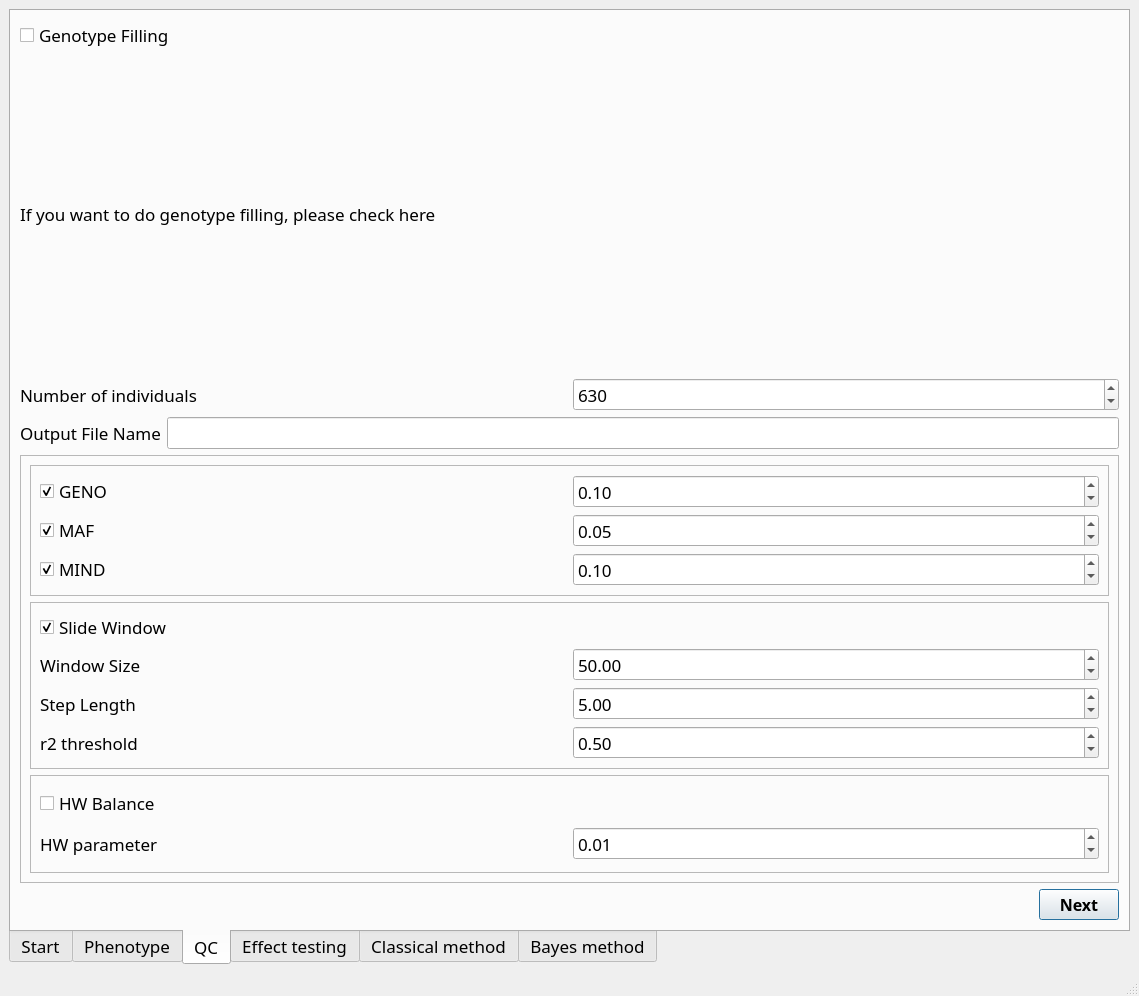
Above: mainwindow.ui from LiangBeam9810/AquaGS_GUI before the change. Below: the same form after it.
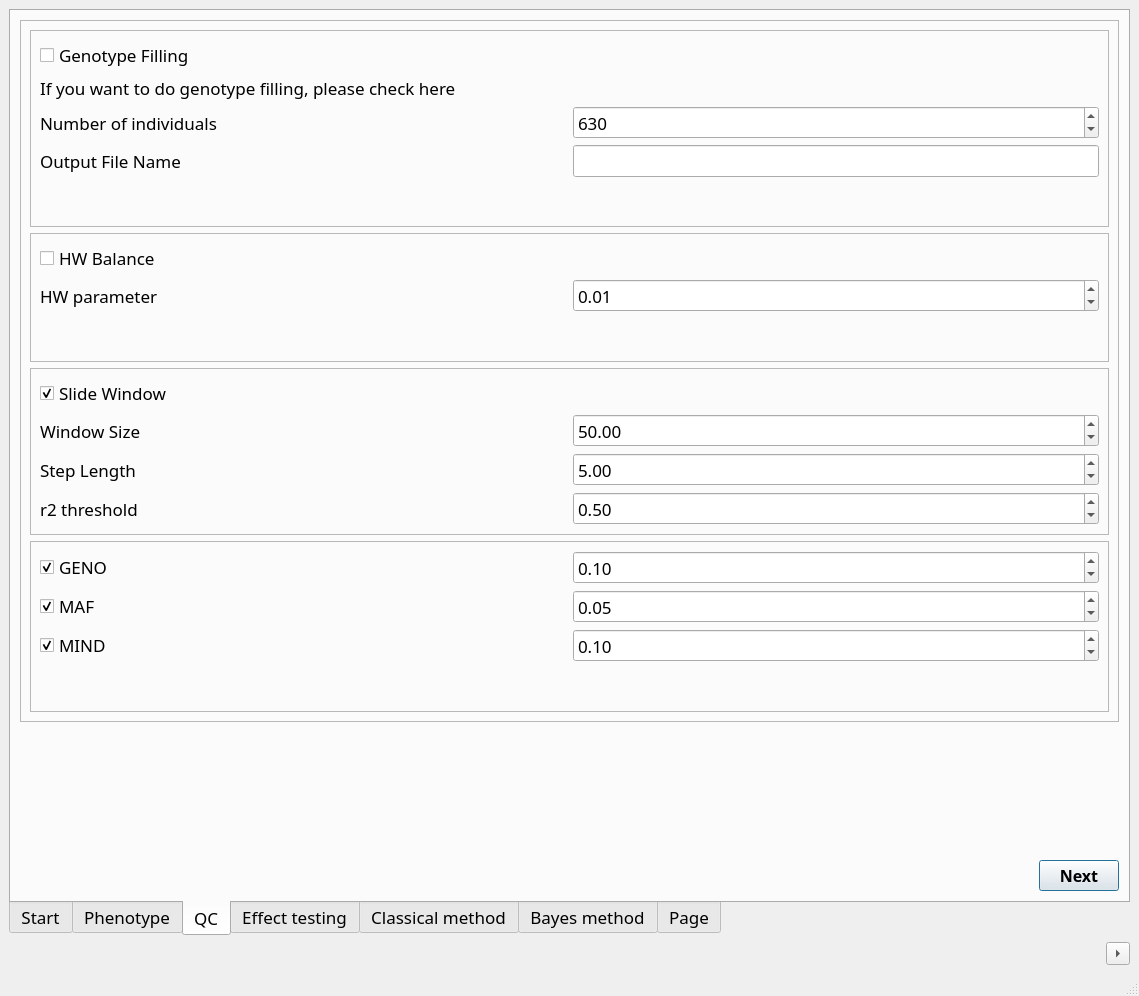
That is the form after the change. The open tabs and pages were chosen to show the change.

```diff
--- a/mainwindow.ui
+++ b/mainwindow.ui
@@ -19,8 +19,23 @@
      <family>Serif</family>
     </font>
    </property>
-   <layout class="QGridLayout" name="gridLayout_52">
-    <item row="0" column="0">
+   <layout class="QGridLayout" name="gridLayout_16">
+    <item row="1" column="0">
+     <layout class="QHBoxLayout" name="horizontalLayout_25">
+      <item>
+       <spacer name="horizontalSpacer_38">
+        <property name="orientation">
+         <enum>Qt::Horizontal</enum>
+        </property>
+        <property name="sizeHint" stdset="0">
+         <size>
+          <width>40</width>
+          <height>20</height>
+         </size>
+        </property>
+       </spacer>
+      </item>
+      <item>
      <widget class="QTabWidget" name="tabWidget">
       <property name="font">
        <font>
@@ -1377,152 +1392,67 @@
        <attribute name="title">
         <string>QC</string>
        </attribute>
-       <layout class="QGridLayout" name="gridLayout_15">
+         <layout class="QGridLayout" name="gridLayout_35">
         <item row="0" column="0">
-         <layout class="QVBoxLayout" name="verticalLayout_20">
-          <item>
-           <layout class="QVBoxLayout" name="verticalLayout_21">
-            <item>
-             <widget class="QCheckBox" name="genofillcheckBox">
-              <property name="text">
-               <string>Genotype Filling</string>
-              </property>
-              <property name="checked">
-               <bool>false</bool>
-              </property>
-             </widget>
-            </item>
-            <item>
-             <widget class="QLabel" name="label_45">
-              <property name="text">
-               <string>If you want to do genotype filling, please check here</string>
-              </property>
-             </widget>
-            </item>
-           </layout>
-          </item>
-          <item>
-           <layout class="QHBoxLayout" name="horizontalLayout_37">
-            <item>
-             <widget class="QLabel" name="label_48">
-              <property name="text">
-               <string>Number of individuals</string>
-              </property>
-             </widget>
-            </item>
-            <item>
-             <widget class="QSpinBox" name="genofill_spinBox">
-              <property name="maximum">
-               <number>9999</number>
-              </property>
-              <property name="value">
-               <number>630</number>
-              </property>
-             </widget>
-            </item>
-           </layout>
-          </item>
-          <item>
-           <layout class="QHBoxLayout" name="horizontalLayout_35">
-            <item>
-             <widget class="QLabel" name="label_46">
-              <property name="text">
-               <string>Output File Name</string>
-              </property>
-             </widget>
-            </item>
-            <item>
-             <widget class="QLineEdit" name="genofill_output_lineEdit"/>
-            </item>
-           </layout>
-          </item>
-         </layout>
-        </item>
-        <item row="1" column="0">
-         <widget class="QFrame" name="frame">
-          <property name="frameShape">
-           <enum>QFrame::StyledPanel</enum>
-          </property>
-          <property name="frameShadow">
-           <enum>QFrame::Raised</enum>
-          </property>
-          <layout class="QGridLayout" name="gridLayout_21">
-           <item row="0" column="0">
-            <layout class="QGridLayout" name="gridLayout_12">
-             <item row="0" column="0">
-              <widget class="QFrame" name="frame_2">
-               <property name="frameShape">
-                <enum>QFrame::StyledPanel</enum>
-               </property>
-               <property name="frameShadow">
-                <enum>QFrame::Raised</enum>
-               </property>
-               <layout class="QGridLayout" name="gridLayout_19">
-                <item row="0" column="0">
-                 <widget class="QCheckBox" name="genocheckBox">
-                  <property name="text">
-                   <string>GENO</string>
-                  </property>
-                  <property name="checked">
-                   <bool>true</bool>
-                  </property>
-                 </widget>
-                </item>
-                <item row="0" column="1">
-                 <widget class="QDoubleSpinBox" name="genodoubleSpinBox">
-                  <property name="singleStep">
-                   <double>0.100000000000000</double>
-                  </property>
-                  <property name="value">
-                   <double>0.100000000000000</double>
-                  </property>
-                 </widget>
-                </item>
-                <item row="1" column="0">
-                 <widget class="QCheckBox" name="mafcheckBox">
-                  <property name="text">
-                   <string>MAF</string>
-                  </property>
-                  <property name="checked">
-                   <bool>true</bool>
-                  </property>
-                 </widget>
-                </item>
-                <item row="1" column="1">
-                 <widget class="QDoubleSpinBox" name="mafdoubleSpinBox">
-                  <property name="singleStep">
-                   <double>0.010000000000000</double>
-                  </property>
-                  <property name="value">
-                   <double>0.050000000000000</double>
-                  </property>
-                 </widget>
-                </item>
+           <layout class="QGridLayout" name="gridLayout_34">
                 <item row="2" column="0">
-                 <widget class="QCheckBox" name="mindcheckBox">
+             <layout class="QHBoxLayout" name="horizontalLayout_13">
+              <property name="sizeConstraint">
+               <enum>QLayout::SetFixedSize</enum>
+              </property>
+              <item>
+               <spacer name="horizontalSpacer_18">
+                <property name="orientation">
+                 <enum>Qt::Horizontal</enum>
+                </property>
+                <property name="sizeHint" stdset="0">
+                 <size>
+                  <width>40</width>
+                  <height>20</height>
+                 </size>
+                </property>
+               </spacer>
+              </item>
+              <item>
+               <widget class="QPushButton" name="qc_next_pushButton">
+                <property name="font">
+                 <font>
+                  <family>Abyssinica SIL</family>
+                  <pointsize>12</pointsize>
+                  <weight>75</weight>
+                  <italic>false</italic>
+                  <bold>true</bold>
+                  <underline>false</underline>
+                  <strikeout>false</strikeout>
+                 </font>
+                </property>
+                <property name="cursor">
+                 <cursorShape>PointingHandCursor</cursorShape>
+                </property>
                   <property name="text">
-                   <string>MIND</string>
-                  </property>
-                  <property name="checked">
+                 <string>Next</string>
+                </property>
+                <property name="autoDefault">
                    <bool>true</bool>
                   </property>
-                 </widget>
-                </item>
-                <item row="2" column="1">
-                 <widget class="QDoubleSpinBox" name="minddoubleSpinBox">
-                  <property name="singleStep">
-                   <double>0.100000000000000</double>
-                  </property>
-                  <property name="value">
-                   <double>0.100000000000000</double>
-                  </property>
+                <property name="default">
+                 <bool>true</bool>
+                </property>
                  </widget>
                 </item>
                </layout>
-              </widget>
-             </item>
-            </layout>
-           </item>
+            </item>
+            <item row="0" column="0">
+             <layout class="QGridLayout" name="gridLayout_32">
+              <item row="0" column="0">
+               <widget class="QFrame" name="frame_15">
+                <property name="frameShape">
+                 <enum>QFrame::StyledPanel</enum>
+                </property>
+                <property name="frameShadow">
+                 <enum>QFrame::Raised</enum>
+                </property>
+                <layout class="QGridLayout" name="gridLayout_18">
            <item row="1" column="0">
             <layout class="QGridLayout" name="gridLayout_13">
              <item row="0" column="0">
@@ -1595,6 +1525,213 @@
             </layout>
            </item>
            <item row="2" column="0">
+                  <layout class="QGridLayout" name="gridLayout_12">
+                   <item row="0" column="0">
+                    <widget class="QFrame" name="frame_2">
+                     <property name="frameShape">
+                      <enum>QFrame::StyledPanel</enum>
+                     </property>
+                     <property name="frameShadow">
+                      <enum>QFrame::Raised</enum>
+                     </property>
+                     <layout class="QGridLayout" name="gridLayout_19">
+                      <item row="2" column="1">
+                       <widget class="QDoubleSpinBox" name="minddoubleSpinBox">
+                        <property name="singleStep">
+                         <double>0.100000000000000</double>
+                        </property>
+                        <property name="value">
+                         <double>0.100000000000000</double>
+                        </property>
+                       </widget>
+                      </item>
+                      <item row="2" column="0">
+                       <widget class="QCheckBox" name="mindcheckBox">
+                        <property name="text">
+                         <string>MIND</string>
+                        </property>
+                        <property name="checked">
+                         <bool>true</bool>
+                        </property>
+                       </widget>
+                      </item>
+                      <item row="0" column="0">
+                       <widget class="QCheckBox" name="genocheckBox">
+                        <property name="text">
+                         <string>GENO</string>
+                        </property>
+                        <property name="checked">
+                         <bool>true</bool>
+                        </property>
+                       </widget>
+                      </item>
+                      <item row="1" column="1">
+                       <widget class="QDoubleSpinBox" name="mafdoubleSpinBox">
+                        <property name="singleStep">
+                         <double>0.010000000000000</double>
+                        </property>
+                        <property name="value">
+                         <double>0.050000000000000</double>
+                        </property>
+                       </widget>
+                      </item>
+                      <item row="1" column="0">
+                       <widget class="QCheckBox" name="mafcheckBox">
+                        <property name="text">
+                         <string>MAF</string>
+                        </property>
+                        <property name="checked">
+                         <bool>true</bool>
+                        </property>
+                       </widget>
+                      </item>
+                      <item row="0" column="1">
+                       <widget class="QDoubleSpinBox" name="genodoubleSpinBox">
+                        <property name="singleStep">
+                         <double>0.100000000000000</double>
+                        </property>
+                        <property name="value">
+                         <double>0.100000000000000</double>
+                        </property>
+                       </widget>
+                      </item>
+                      <item row="3" column="1">
+                       <spacer name="verticalSpacer_23">
+                        <property name="orientation">
+                         <enum>Qt::Vertical</enum>
+                        </property>
+                        <property name="sizeType">
+                         <enum>QSizePolicy::Preferred</enum>
+                        </property>
+                        <property name="sizeHint" stdset="0">
+                         <size>
+                          <width>20</width>
+                          <height>40</height>
+                         </size>
+                        </property>
+                       </spacer>
+                      </item>
+                     </layout>
+                    </widget>
+                   </item>
+                  </layout>
+                 </item>
+                 <item row="0" column="0">
+                  <layout class="QVBoxLayout" name="verticalLayout_32">
+                   <item>
+                    <widget class="QFrame" name="frame_5">
+                     <property name="frameShape">
+                      <enum>QFrame::StyledPanel</enum>
+                     </property>
+                     <property name="frameShadow">
+                      <enum>QFrame::Raised</enum>
+                     </property>
+                     <layout class="QGridLayout" name="gridLayout_15">
+                      <item row="0" column="0">
+                       <layout class="QVBoxLayout" name="verticalLayout_20">
+                        <item>
+                         <layout class="QVBoxLayout" name="verticalLayout_21">
+                          <item>
+                           <widget class="QCheckBox" name="genofillcheckBox">
+                            <property name="sizePolicy">
+                             <sizepolicy hsizetype="Minimum" vsizetype="Minimum">
+                              <horstretch>0</horstretch>
+                              <verstretch>0</verstretch>
+                             </sizepolicy>
+                            </property>
+                            <property name="text">
+                             <string>Genotype Filling</string>
+                            </property>
+                            <property name="checked">
+                             <bool>false</bool>
+                            </property>
+                           </widget>
+                          </item>
+                          <item>
+                           <widget class="QLabel" name="label_45">
+                            <property name="sizePolicy">
+                             <sizepolicy hsizetype="Minimum" vsizetype="Minimum">
+                              <horstretch>0</horstretch>
+                              <verstretch>0</verstretch>
+                             </sizepolicy>
+                            </property>
+                            <property name="text">
+                             <string>If you want to do genotype filling, please check here</string>
+                            </property>
+                           </widget>
+                          </item>
+                         </layout>
+                        </item>
+                        <item>
+                         <layout class="QHBoxLayout" name="horizontalLayout_37">
+                          <item>
+                           <widget class="QLabel" name="label_48">
+                            <property name="text">
+                             <string>Number of individuals</string>
+                            </property>
+                           </widget>
+                          </item>
+                          <item>
+                           <widget class="QSpinBox" name="genofill_spinBox">
+                            <property name="sizePolicy">
+                             <sizepolicy hsizetype="Minimum" vsizetype="Minimum">
+                              <horstretch>0</horstretch>
+                              <verstretch>0</verstretch>
+                             </sizepolicy>
+                            </property>
+                            <property name="maximum">
+                             <number>9999</number>
+                            </property>
+                            <property name="value">
+                             <number>630</number>
+                            </property>
+                           </widget>
+                          </item>
+                         </layout>
+                        </item>
+                        <item>
+                         <layout class="QHBoxLayout" name="horizontalLayout_35">
+                          <item>
+                           <widget class="QLabel" name="label_46">
+                            <property name="text">
+                             <string>Output File Name</string>
+                            </property>
+                           </widget>
+                          </item>
+                          <item>
+                           <widget class="QLineEdit" name="genofill_output_lineEdit">
+                            <property name="sizePolicy">
+                             <sizepolicy hsizetype="Minimum" vsizetype="Minimum">
+                              <horstretch>0</horstretch>
+                              <verstretch>0</verstretch>
+                             </sizepolicy>
+                            </property>
+                           </widget>
+                          </item>
+                         </layout>
+                        </item>
+                       </layout>
+                      </item>
+                      <item row="1" column="0">
+                       <spacer name="verticalSpacer_20">
+                        <property name="orientation">
+                         <enum>Qt::Vertical</enum>
+                        </property>
+                        <property name="sizeType">
+                         <enum>QSizePolicy::Preferred</enum>
+                        </property>
+                        <property name="sizeHint" stdset="0">
+                         <size>
+                          <width>20</width>
+                          <height>40</height>
+                         </size>
+                        </property>
+                       </spacer>
+                      </item>
+                     </layout>
+                    </widget>
+                   </item>
+                   <item>
             <layout class="QGridLayout" name="gridLayout_14">
              <item row="0" column="0">
               <widget class="QFrame" name="frame_4">
@@ -1629,59 +1766,47 @@
                   </property>
                  </widget>
                 </item>
+                        <item row="2" column="1">
+                         <spacer name="verticalSpacer_24">
+                          <property name="orientation">
+                           <enum>Qt::Vertical</enum>
+                          </property>
+                          <property name="sizeType">
+                           <enum>QSizePolicy::Preferred</enum>
+                          </property>
+                          <property name="sizeHint" stdset="0">
+                           <size>
+                            <width>20</width>
+                            <height>40</height>
+                           </size>
+                          </property>
+                         </spacer>
+                        </item>
                </layout>
               </widget>
              </item>
             </layout>
            </item>
           </layout>
-         </widget>
-        </item>
-        <item row="2" column="0">
-         <layout class="QHBoxLayout" name="horizontalLayout_13">
-          <property name="sizeConstraint">
-           <enum>QLayout::SetFixedSize</enum>
-          </property>
-          <item>
-           <spacer name="horizontalSpacer_18">
+                 </item>
+                </layout>
+               </widget>
+              </item>
+             </layout>
+            </item>
+            <item row="1" column="0">
+             <spacer name="verticalSpacer_25">
             <property name="orientation">
-             <enum>Qt::Horizontal</enum>
+               <enum>Qt::Vertical</enum>
             </property>
             <property name="sizeHint" stdset="0">
              <size>
-              <width>40</width>
-              <height>20</height>
+                <width>20</width>
+                <height>40</height>
              </size>
             </property>
            </spacer>
           </item>
-          <item>
-           <widget class="QPushButton" name="qc_next_pushButton">
-            <property name="font">
-             <font>
-              <family>Abyssinica SIL</family>
-              <pointsize>12</pointsize>
-              <weight>75</weight>
-              <italic>false</italic>
-              <bold>true</bold>
-              <underline>false</underline>
-              <strikeout>false</strikeout>
-             </font>
-            </property>
-            <property name="cursor">
-             <cursorShape>PointingHandCursor</cursorShape>
-            </property>
-            <property name="text">
-             <string>Next</string>
-            </property>
-            <property name="autoDefault">
-             <bool>true</bool>
-            </property>
-            <property name="default">
-             <bool>true</bool>
-            </property>
-           </widget>
-          </item>
          </layout>
         </item>
        </layout>
@@ -2874,7 +2999,7 @@
        <attribute name="title">
         <string>Classical method</string>
        </attribute>
-       <layout class="QGridLayout" name="gridLayout_32">
+         <layout class="QGridLayout" name="gridLayout_17">
         <item row="0" column="0">
          <layout class="QGridLayout" name="gridLayout_49">
           <item row="0" column="0">
@@ -4999,7 +5124,68 @@
         </item>
        </layout>
       </widget>
-     </widget>
+        <widget class="QWidget" name="tab">
+         <attribute name="title">
+          <string>Page</string>
+         </attribute>
+        </widget>
+       </widget>
+      </item>
+     </layout>
+    </item>
+    <item row="2" column="0">
+     <layout class="QHBoxLayout" name="horizontalLayout_38">
+      <item>
+       <spacer name="horizontalSpacer_49">
+        <property name="orientation">
+         <enum>Qt::Horizontal</enum>
+        </property>
+        <property name="sizeHint" stdset="0">
+         <size>
+          <width>40</width>
+          <height>20</height>
+         </size>
+        </property>
+       </spacer>
+      </item>
+      <item>
+       <widget class="QToolButton" name="toolButton">
+        <property name="sizePolicy">
+         <sizepolicy hsizetype="Minimum" vsizetype="Minimum">
+          <horstretch>0</horstretch>
+          <verstretch>0</verstretch>
+         </sizepolicy>
+        </property>
+        <property name="focusPolicy">
+         <enum>Qt::TabFocus</enum>
+        </property>
+        <property name="contextMenuPolicy">
+         <enum>Qt::DefaultContextMenu</enum>
+        </property>
+        <property name="toolTip">
+         <string/>
+        </property>
+        <property name="autoFillBackground">
+         <bool>false</bool>
+        </property>
+        <property name="text">
+         <string>Terminal&gt;&gt;</string>
+        </property>
+        <property name="checkable">
+         <bool>false</bool>
+        </property>
+        <property name="autoRepeat">
+         <bool>false</bool>
+        </property>
+        <property name="popupMode">
+         <enum>QToolButton::DelayedPopup</enum>
+        </property>
+        <property name="arrowType">
+         <enum>Qt::RightArrow</enum>
+        </property>
+       </widget>
+      </item>
+     </layout>
     </item>
    </layout>
   </widget>
```
Left out of the diff: 139 changed lines with no effect on the pictures. Lines whose indentation alone changed are shown as unchanged.
